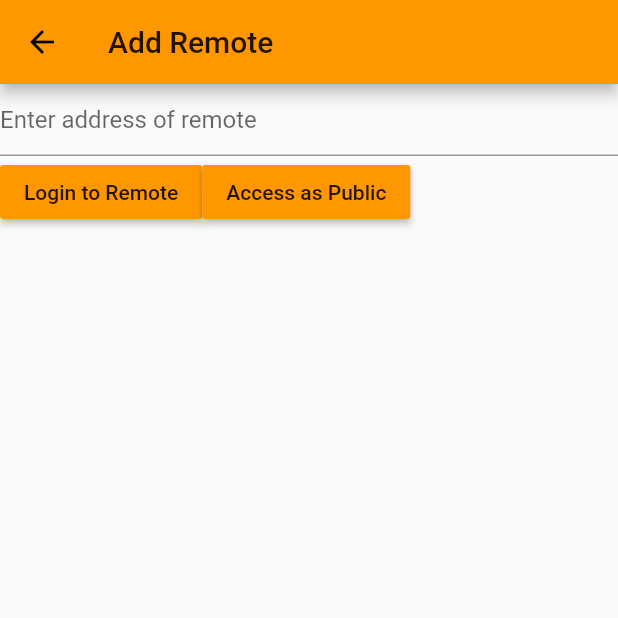
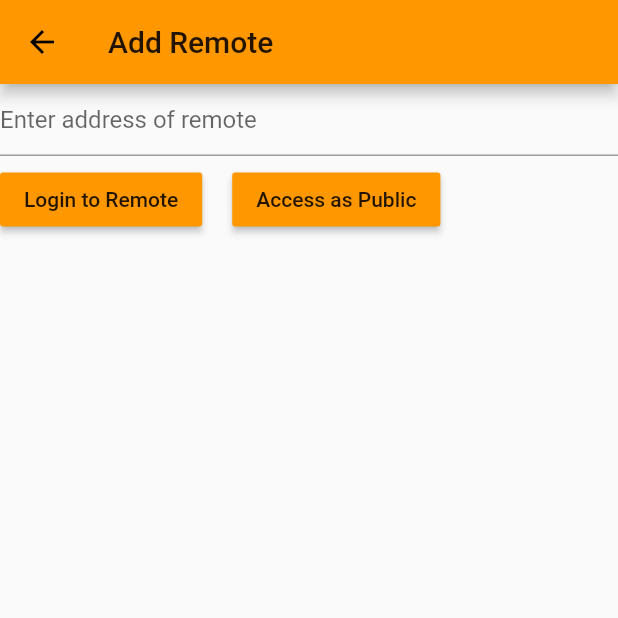
Before and after one commit to remfs/remfs_delver_flutter, a Flutter app: the AddRemote screen opened directly, on a phone screen of 412 x 824 dp, the top half of it. Run offline on Flutter 3.47's test engine with Material 2 defaults, Android fonts, the phone set to English and light mode, and no system bars.

Commit message:
Put a bit of spacing between buttons

```diff
--- a/lib/main.dart
+++ b/lib/main.dart
@@ -118,6 +118,7 @@ class _AddRemoteState extends State<AddRemote> {
               hintText: 'Enter address of remote'
             ),
           ),
+          SizedBox(height: 5),
           Row(
             mainAxisAlignment: MainAxisAlignment.start,
             children: <Widget>[
@@ -128,6 +129,7 @@ class _AddRemoteState extends State<AddRemote> {
                 },
                 color: Colors.orange,
               ),
+              SizedBox(width: 20),
               RaisedButton(
                 child: Text("Access as Public"),
                 onPressed: () {
```
